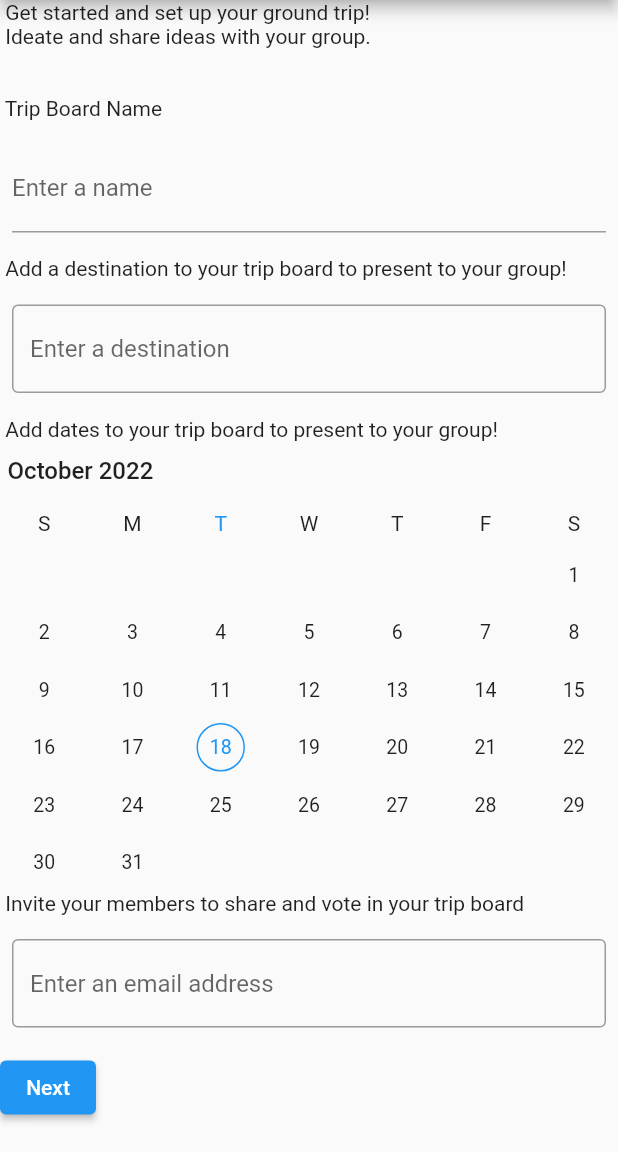
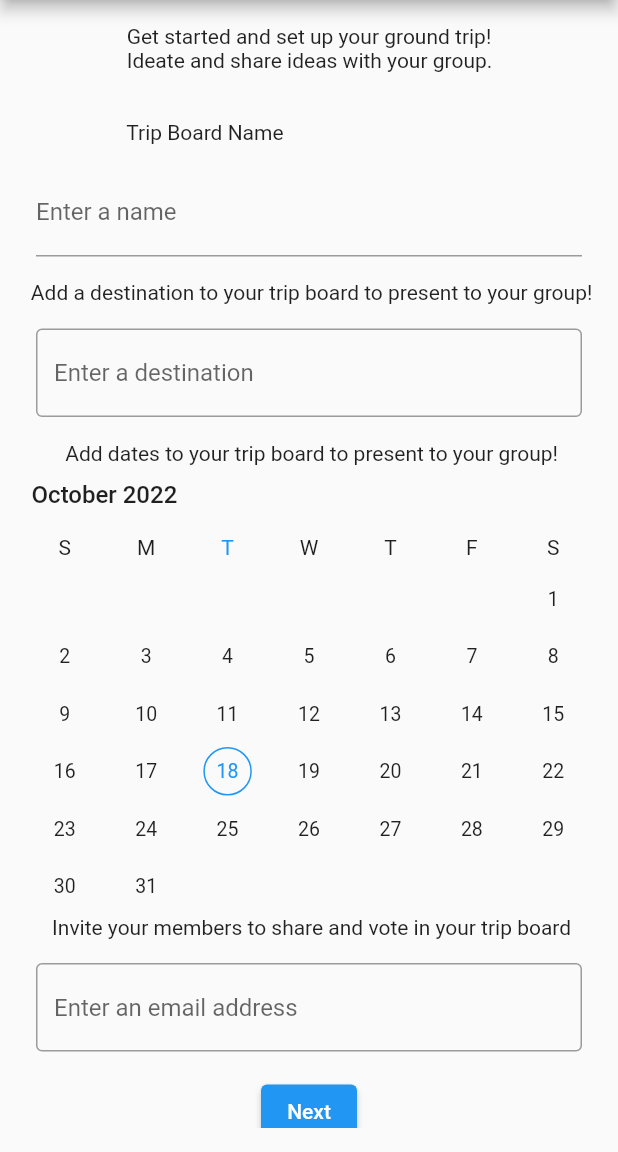
Before and after one commit to marimuq/DECO3500, a Flutter app: the screen it shows after launch, on a phone screen of 412 x 824 dp, the part 84-1236 px from its top. Run offline on Flutter 3.47's test engine with Material 2 defaults, Android fonts, the phone set to English and light mode, and no system bars; drawn by our look-alikes of syncfusion_flutter_datepicker; our stand-ins replace sqflite; accounts and stored records are empty.

Commit message:
overflow fix

```diff
--- a/quokka_app/lib/main.dart
+++ b/quokka_app/lib/main.dart
@@ -72,13 +72,20 @@ class _QuokkaState extends State<Quokka> {
 class Start extends StatelessWidget {
   @override
   Widget build(BuildContext context) {
-    return Column(
-      crossAxisAlignment: CrossAxisAlignment.start,
-      children: <Widget>[
+    return Scaffold(
+        body: Padding(
+            padding: const EdgeInsets.all(16.0),
+            child: Center(
+                child: SingleChildScrollView(
+                    child: Column(
+                        mainAxisAlignment: MainAxisAlignment.center,
+                        mainAxisSize: MainAxisSize.max,
+                        children: [
                   const Text(
                       ' Get started and set up your ground trip! \n Ideate and share ideas with your group.\n\n\n Trip Board Name'),
                   Padding(
-          padding: const EdgeInsets.symmetric(horizontal: 8, vertical: 16),
+                    padding:
+                        const EdgeInsets.symmetric(horizontal: 8, vertical: 16),
                     child: TextFormField(
                       decoration: const InputDecoration(
                         border: UnderlineInputBorder(),
@@ -86,7 +93,8 @@ class Start extends StatelessWidget {
                       ),
                     ),
                   ),
-        Text(" Add a destination to your trip board to present to your group!"),
+                  Text(
+                      " Add a destination to your trip board to present to your group!"),
                   Padding(
                     padding: EdgeInsets.symmetric(horizontal: 8, vertical: 16),
                     child: TextField(
@@ -96,9 +104,11 @@ class Start extends StatelessWidget {
                       ),
                     ),
                   ),
-        Text(" Add dates to your trip board to present to your group!"),
+                  Text(
+                      " Add dates to your trip board to present to your group!"),
                   SfDateRangePicker(),
-        Text(" Invite your members to share and vote in your trip board"),
+                  Text(
+                      " Invite your members to share and vote in your trip board"),
                   Padding(
                     padding: EdgeInsets.symmetric(horizontal: 8, vertical: 16),
                     child: TextField(
@@ -114,12 +124,12 @@ class Start extends StatelessWidget {
                       Text('pressed');
                       Navigator.push(
                         context,
-              MaterialPageRoute(builder: (context) => const Congratulations()),
+                        MaterialPageRoute(
+                            builder: (context) => const Congratulations()),
                       );
                     },
                   ),
-      ],
-    );
+                ])))));
   }
 }
 
```
Lines whose indentation alone changed are shown as unchanged.
